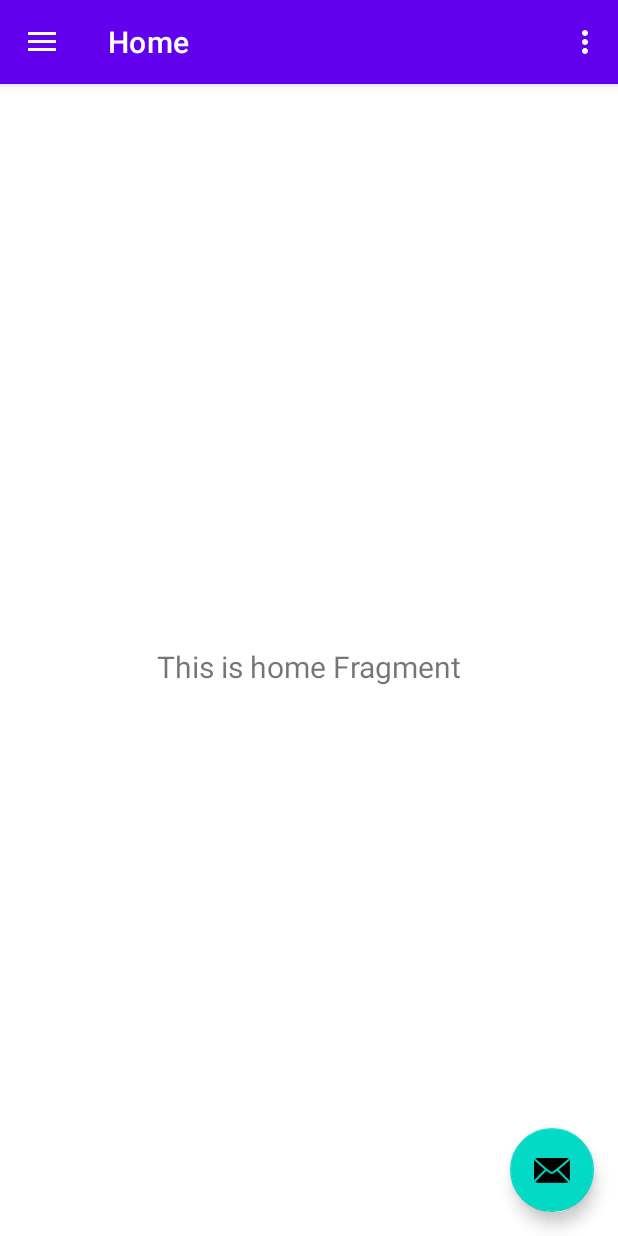
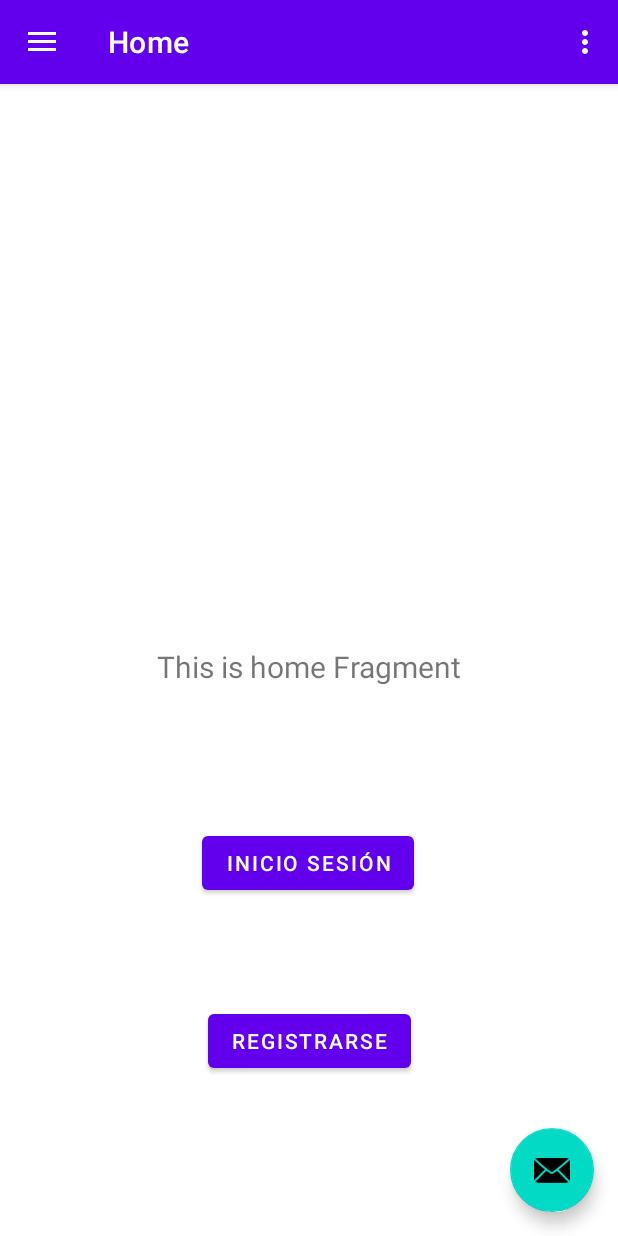
Before and after one commit to Mashtic/AP_appmovil_Android, an Android app: the screen it shows after launch (MainActivity), on a phone screen of 412 x 824 dp. Run offline under Robolectric (Android 15) with nearby library versions, the phone set to English and light mode, and no system bars; our stand-ins replace navigation-ui.

Commit message:
Agregaron botones

```diff
--- a/App_PGP/app/src/main/res/layout/content_main.xml
+++ b/App_PGP/app/src/main/res/layout/content_main.xml
@@ -19,4 +19,34 @@
         app:layout_constraintTop_toTopOf="parent"
         app:navGraph="@navigation/mobile_navigation" />
 
+    <Button
+        android:id="@+id/btn_Registrarse"
+        android:layout_width="wrap_content"
+        android:layout_height="wrap_content"
+        android:layout_marginStart="137dp"
+        android:layout_marginTop="567dp"
+        android:layout_marginEnd="137dp"
+        android:layout_marginBottom="60dp"
+        android:text="Registrarse"
+        app:layout_constraintBottom_toBottomOf="parent"
+        app:layout_constraintEnd_toEndOf="parent"
+        app:layout_constraintStart_toStartOf="parent"
+        app:layout_constraintTop_toTopOf="parent" />
+
+    <Button
+        android:id="@+id/btn_InicioSesion"
+        android:layout_width="wrap_content"
+        android:layout_height="wrap_content"
+        android:layout_marginStart="135dp"
+        android:layout_marginTop="495dp"
+        android:layout_marginEnd="136dp"
+        android:layout_marginBottom="132dp"
+        android:text="Inicio Sesión"
+        app:layout_constraintBottom_toBottomOf="parent"
+        app:layout_constraintEnd_toEndOf="parent"
+        app:layout_constraintHorizontal_bias="1.0"
+        app:layout_constraintStart_toStartOf="parent"
+        app:layout_constraintTop_toTopOf="parent"
+        app:layout_constraintVertical_bias="0.0" />
+
 </androidx.constraintlayout.widget.ConstraintLayout>
```
